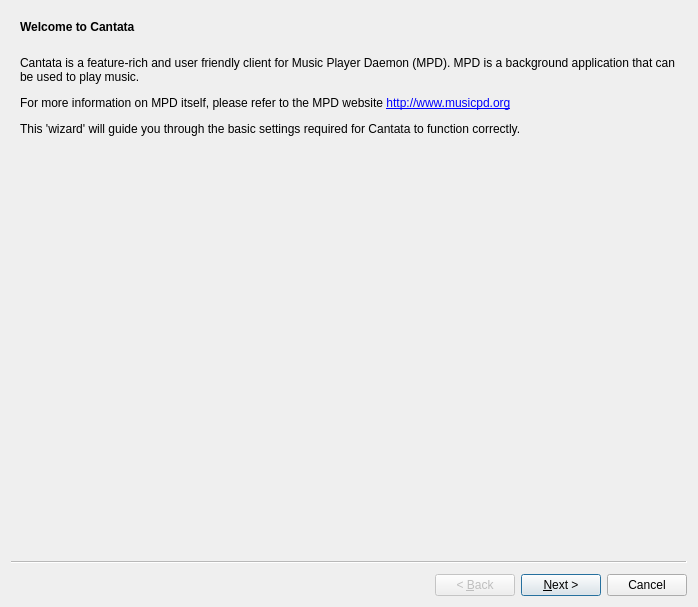
The window that gui/initialsettingswizard.ui (CDrummond/cantata) describes before a commit, drawn with Qt 5.
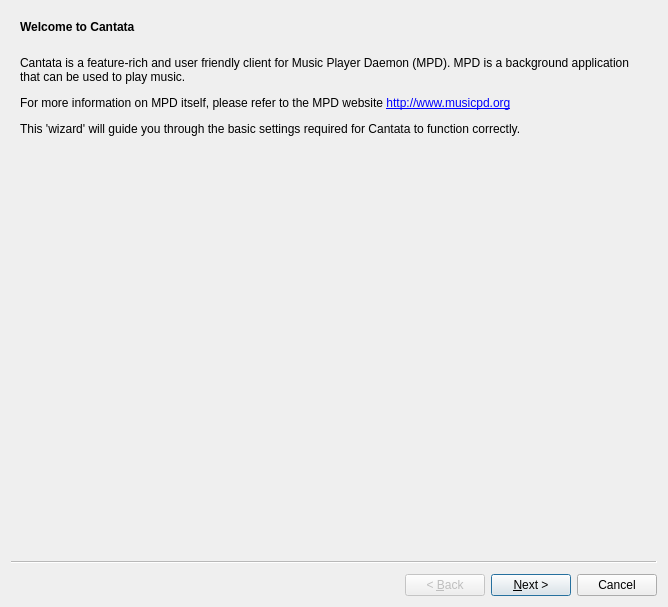
The same window after the commit. Custom widgets are drawn as their Qt base class.

```diff
--- a/gui/initialsettingswizard.ui
+++ b/gui/initialsettingswizard.ui
@@ -6,7 +6,7 @@
    <rect>
     <x>0</x>
     <y>0</y>
-    <width>698</width>
+    <width>668</width>
     <height>607</height>
    </rect>
   </property>
```
Left out of the diff: 150 changed lines with no effect on the pictures.
